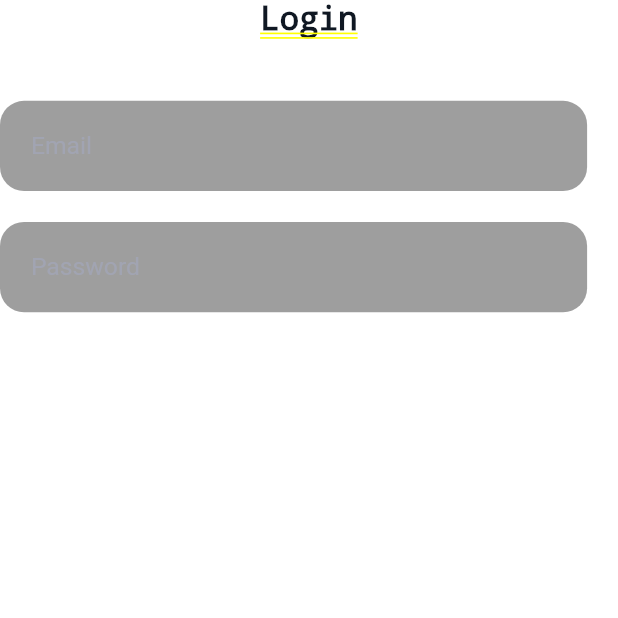
After one commit to yagizdo/login-app-reqres, a Flutter app: the LoginView screen opened by its route, on a phone screen of 412 x 824 dp, the top half of it. The commit adds this screen. Run offline on Flutter 3.47's test engine with Material 2 defaults, Android fonts, the phone set to English and light mode, and no system bars; our stand-ins replace dio, flutter_svg, get_it, go_router, internet_connection_checker; network calls fail.

Commit message:
Added appsettings provider, login view, new colors and icons

```diff
--- a/lib/main.dart
+++ b/lib/main.dart
@@ -1,4 +1,5 @@
 import 'package:flutter/material.dart';
+import 'package:login_app_riverpod/utils/app_settings_provider.dart';
 import 'package:login_app_riverpod/views/home/controller/home_controller.dart';
 import 'package:provider/provider.dart';
 
@@ -26,6 +27,7 @@ class MyApp extends StatelessWidget {
     return MultiProvider(
       providers: [
         ChangeNotifierProvider(create: (context) => NetworkProvider()),
+        ChangeNotifierProvider(create: (context) => AppSettingsProvider()),
         ChangeNotifierProvider(create: (context) => HomeController()),
       ],
       child: Builder(
--- /dev/null
+++ b/lib/models/app_settings/app_settings_model.dart
@@ -0,0 +1,3 @@
+class AppSettings {
+  bool isKeyboardOpenState = false;
+}
--- a/lib/utils/app_assets.dart
+++ b/lib/utils/app_assets.dart
@@ -1,3 +1,7 @@
 class AppAssets {
+
+  // Icons
   static const String noNetworkIcon = "lib/utils/icons/no_network_icon.svg";
+  static const String eyeCloseIcon = "lib/utils/icons/eyeCloseIcon.svg";
+  static const String eyeOpenIcon = "lib/utils/icons/eyeOpenIcon.svg";
 }
--- a/lib/utils/app_colors.dart
+++ b/lib/utils/app_colors.dart
@@ -3,4 +3,6 @@ import 'package:flutter/material.dart';
 class AppColors {
   static const blackBackground = Color(0xFF101823);
   static const white = Color(0xFFF5F5F5);
+  static const greyTxt = Color(0xFFA1A4B2);
+  static const blue = Color(0xFF5D6AFF);
 }
--- a/lib/utils/app_routes.dart
+++ b/lib/utils/app_routes.dart
@@ -1,4 +1,5 @@
 import 'package:login_app_riverpod/utils/app_locator.dart';
+import 'package:login_app_riverpod/views/auth/view/login_view.dart';
 import 'package:login_app_riverpod/views/home/view/home_view.dart';
 import 'package:flutter/material.dart';
 import 'package:go_router/go_router.dart';
@@ -16,11 +17,16 @@ class AppRoutes {
 
   static const splash = '/';
   static const home = '/home';
+  static const login = '/login';
 
   List<RouteBase> appRoutes = [
     GoRoute(
       path: splash,
       builder: (context, state) => const HomeView(),
+    ),
+    GoRoute(
+      path: login,
+      builder: (context, state) => const LoginView(),
     ),
   ];
 
--- /dev/null
+++ b/lib/utils/app_settings_provider.dart
@@ -0,0 +1,14 @@
+import 'package:flutter/material.dart';
+
+import '../models/app_settings/app_settings_model.dart';
+
+class AppSettingsProvider extends ChangeNotifier {
+  final AppSettings _settings = AppSettings();
+
+  AppSettings get settings => _settings;
+
+  void setKeyboardOpen(bool isOpen) {
+    _settings.isKeyboardOpenState = isOpen;
+    notifyListeners();
+  }
+}
--- a/lib/utils/app_textstyles.dart
+++ b/lib/utils/app_textstyles.dart
@@ -55,4 +55,13 @@ class AppTextStyle {
     );
   }
 
+  // Auth
+  static TextStyle authTextFieldHint(BuildContext context) {
+    return TextStyle(
+      color: AppColors.greyTxt,
+      fontSize: context.screenWidth * 0.04,
+      fontWeight: FontWeight.w400,
+    );
+  }
+
 }
--- /dev/null
+++ b/lib/views/auth/view/login_view.dart
@@ -0,0 +1,66 @@
+import 'package:flutter/material.dart';
+import 'package:login_app_riverpod/utils/app_constants.dart';
+import 'package:login_app_riverpod/utils/app_textstyles.dart';
+import 'package:login_app_riverpod/views/auth/widgets/auth_textfield.dart';
+import 'package:login_app_riverpod/widgets/main_widgets/tap_wrapper.dart';
+
+import '../../../utils/app_colors.dart';
+
+class LoginView extends StatefulWidget {
+  const LoginView({super.key});
+
+  @override
+  State<LoginView> createState() => _LoginViewState();
+}
+
+class _LoginViewState extends State<LoginView> {
+  late final TextEditingController _emailController;
+  late final TextEditingController _passwordController;
+
+  @override
+  void initState() {
+    super.initState();
+    _emailController = TextEditingController();
+    _passwordController = TextEditingController();
+  }
+
+  @override
+  void dispose() {
+    _emailController.dispose();
+    _passwordController.dispose();
+    super.dispose();
+  }
+
+  @override
+  Widget build(BuildContext context) {
+    return _buildBody();
+  }
+
+  Widget _buildBody() {
+    return Column(
+      children: [
+        Text(
+          "Login",
+          style: AppTextStyle.homeText(),
+        ),
+        height10Per(context: context),
+        AuthTextField(hint: "Email", controller: _emailController),
+        height5Per(context: context),
+        AuthTextField(hint: "Password", controller: _passwordController),
+        height5Per(context: context),
+        _loginButton(),
+      ],
+    );
+  }
+
+  Widget _loginButton() {
+    return TapWrapper(
+        onTap: () {},
+        child: Container(
+          decoration: BoxDecoration(
+            color: AppColors.blue,
+            borderRadius: BorderRadius.circular(10),
+          ),
+        ));
+  }
+}
--- /dev/null
+++ b/lib/views/auth/widgets/auth_textfield.dart
@@ -0,0 +1,86 @@
+import 'package:flutter/material.dart';
+import 'package:flutter_svg/flutter_svg.dart';
+import 'package:login_app_riverpod/utils/extensions/context_extension.dart';
+import 'package:provider/provider.dart';
+
+import '../../../utils/app_assets.dart';
+import '../../../utils/app_settings_provider.dart';
+import '../../../utils/app_textstyles.dart';
+import '../../../widgets/main_widgets/tap_wrapper.dart';
+
+class AuthTextField extends StatefulWidget {
+  const AuthTextField(
+      {super.key,
+        required this.hint,
+        this.suffixIcon,
+        this.obscureText = false,
+        required this.controller});
+
+  final String hint;
+  final String? suffixIcon;
+  final bool obscureText;
+  final TextEditingController controller;
+
+  @override
+  State<AuthTextField> createState() => _AuthTextFieldState();
+}
+
+class _AuthTextFieldState extends State<AuthTextField> {
+  bool _showPassword = false;
+  @override
+  Widget build(BuildContext context) {
+    final appSettingsProvider = context.read<AppSettingsProvider>();
+    return Padding(
+      padding: EdgeInsets.only(right: context.screenWidth * 0.05),
+      child: TextField(
+        controller: widget.controller,
+        obscureText: widget.obscureText ? !_showPassword : false,
+        onTap: () {
+          appSettingsProvider.setKeyboardOpen(true);
+        },
+        onSubmitted: (value) {
+          appSettingsProvider.setKeyboardOpen(false);
+          FocusScope.of(context).unfocus();
+        },
+        onTapOutside: (value) {
+          appSettingsProvider.setKeyboardOpen(false);
+          FocusScope.of(context).unfocus();
+        },
+        decoration: InputDecoration(
+          hintText: widget.hint,
+          filled: true,
+          suffixIcon: widget.suffixIcon != null
+              ? Padding(
+            padding: EdgeInsets.only(right: context.screenWidth * 0.05),
+            child: !widget.obscureText ? SvgPicture.asset(
+              widget.suffixIcon!,
+              width: context.screenWidth * 0.03,
+              height: context.screenWidth * 0.03,
+            ) : TapWrapper(
+              onTap: () {
+                setState(() {
+                  _showPassword = !_showPassword;
+                });
+              },
+              child: SvgPicture.asset(
+                _showPassword ? AppAssets.eyeOpenIcon : AppAssets.eyeCloseIcon,
+                width: context.screenWidth * 0.03,
+                height: context.screenWidth * 0.03,
+              ),
+            ),
+          )
+              : null,
+          fillColor: Colors.grey,
+          hintStyle: AppTextStyle.authTextFieldHint(context),
+          contentPadding: EdgeInsets.symmetric(
+              horizontal: context.screenWidth * 0.05,
+              vertical: context.screenWidth * 0.05),
+          border: OutlineInputBorder(
+            borderRadius: BorderRadius.circular(16),
+            borderSide: BorderSide.none,
+          ),
+        ),
+      ),
+    );
+  }
+}
--- a/lib/views/home/view/home_view.dart
+++ b/lib/views/home/view/home_view.dart
@@ -1,8 +1,5 @@
-import 'package:login_app_riverpod/models/user/user.dart';
-import 'package:login_app_riverpod/utils/app_colors.dart';
 import 'package:login_app_riverpod/utils/app_constants.dart';
 import 'package:login_app_riverpod/utils/app_textstyles.dart';
-import 'package:login_app_riverpod/utils/extensions/context_extension.dart';
 import 'package:login_app_riverpod/views/home/controller/home_controller.dart';
 import 'package:login_app_riverpod/views/home/widgets/users_list.dart';
 import 'package:login_app_riverpod/widgets/main_widgets/main_layout.dart';
```
Also changed, not shown: lib/utils/icons/eyeCloseIcon.svg (added), lib/utils/icons/eyeOpenIcon.svg (added).
